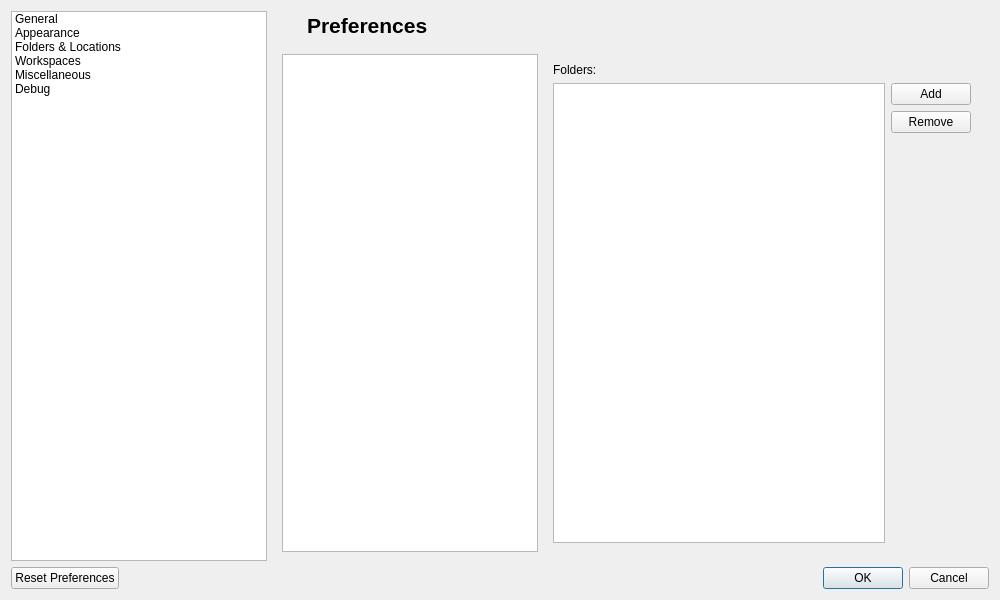
Old version of the form Dialogs/DlgPreferences.ui in the repository ma7t3/ScheduleMaster.
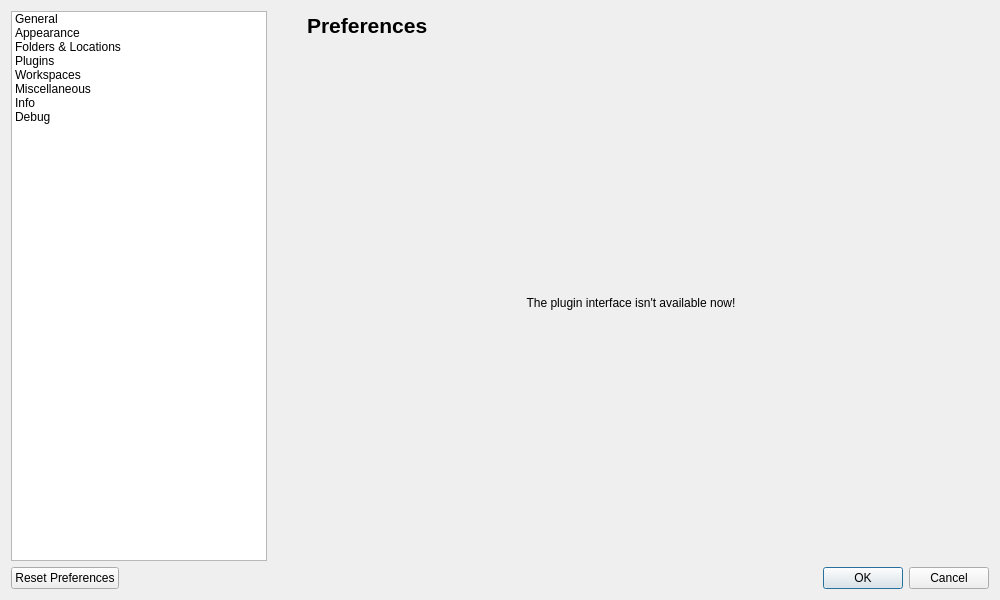
New version of the form. The open tabs and pages were chosen to show the change. Icons and pictures are not drawn.

Commit message: Implement home-comandLinkButton for plugins

The edit to the form file:
```diff
--- a/Dialogs/DlgPreferences.ui
+++ b/Dialogs/DlgPreferences.ui
@@ -48,6 +48,15 @@
           <normaloff>:/Icons/FileOpen.ico</normaloff>:/Icons/FileOpen.ico</iconset>
         </property>
        </item>
+       <item>
+        <property name="text">
+         <string>Plugins</string>
+        </property>
+        <property name="icon">
+         <iconset resource="../Resources.qrc">
+          <normaloff>:/Icons/Plugin.ico</normaloff>:/Icons/Plugin.ico</iconset>
+        </property>
+       </item>
        <item>
         <property name="text">
          <string>Workspaces</string>
@@ -66,6 +75,15 @@
           <normaloff>:/Icons/General.ico</normaloff>:/Icons/General.ico</iconset>
         </property>
        </item>
+       <item>
+        <property name="text">
+         <string>Info</string>
+        </property>
+        <property name="icon">
+         <iconset resource="../Resources.qrc">
+          <normaloff>:/Icons/info.ico</normaloff>:/Icons/info.ico</iconset>
+        </property>
+       </item>
        <item>
         <property name="text">
          <string>Debug</string>
@@ -348,6 +366,20 @@
            </item>
           </layout>
          </widget>
+         <widget class="QWidget" name="pPlugins">
+          <layout class="QHBoxLayout" name="horizontalLayout_7">
+           <item>
+            <widget class="QLabel" name="label">
+             <property name="text">
+              <string>The plugin interface isn't available now!</string>
+             </property>
+             <property name="alignment">
+              <set>Qt::AlignmentFlag::AlignCenter</set>
+             </property>
+            </widget>
+           </item>
+          </layout>
+         </widget>
          <widget class="QWidget" name="pWorkspaces"/>
          <widget class="QWidget" name="pMiscellaneous"/>
          <widget class="QWidget" name="pDebug"/>
```
Left out of the diff: 3 changed lines with no effect on the pictures. The commit also changes 6 other files.
